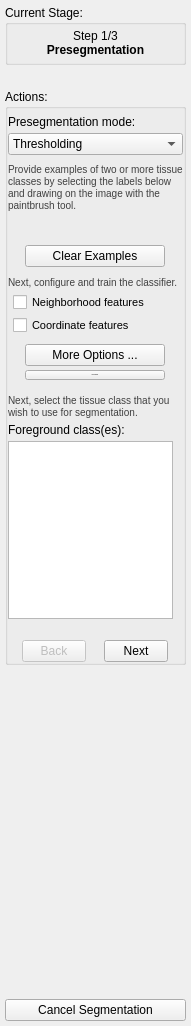
Old version of the form GUI/Qt/Components/SnakeWizardPanel.ui in the repository pyushkevich/itksnap.
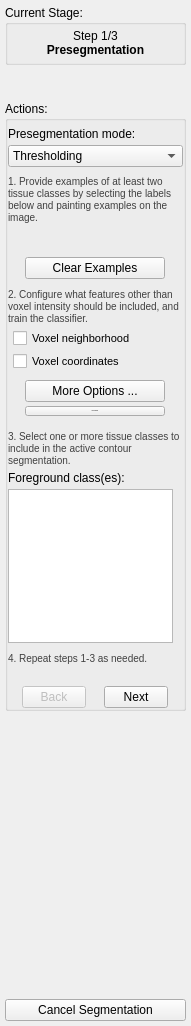
New version of the form. Icons and pictures are not drawn. Custom widgets are drawn as their Qt base class.

Commit message:
Snake wizard and speed dialog text updates; update translations
Numbered steps and clearer feature labels in the snake wizard panel, layout
tweaks in the speed image dialog (and an 'Inculde' typo fix), and updated
de, es, fr, ja, pt_BR and zh_CN translations.

Diff of the .ui file:
```diff
--- a/GUI/Qt/Components/SnakeWizardPanel.ui
+++ b/GUI/Qt/Components/SnakeWizardPanel.ui
@@ -945,7 +945,7 @@
 color: rgb(64, 64, 64)</string>
                 </property>
                 <property name="text">
-                 <string>&lt;html&gt;&lt;head/&gt;&lt;body&gt;&lt;p&gt;Provide examples of two or more tissue classes by selecting the labels below and drawing on the image with the paintbrush tool.&lt;/p&gt;&lt;/body&gt;&lt;/html&gt;</string>
+                 <string>&lt;html&gt;&lt;head/&gt;&lt;body&gt;&lt;p&gt;1. Provide examples of at least two tissue classes by selecting the labels below and painting examples on the image.&lt;/p&gt;&lt;/body&gt;&lt;/html&gt;</string>
                 </property>
                 <property name="wordWrap">
                  <bool>true</bool>
@@ -1078,7 +1078,7 @@
 color: rgb(64, 64, 64)</string>
                 </property>
                 <property name="text">
-                 <string>&lt;html&gt;&lt;head/&gt;&lt;body&gt;&lt;p&gt;Next, configure and train the classifier.&lt;/p&gt;&lt;/body&gt;&lt;/html&gt;</string>
+                 <string>&lt;html&gt;&lt;head/&gt;&lt;body&gt;&lt;p&gt;2. Configure what features other than voxel intensity should be included, and train the classifier.&lt;/p&gt;&lt;/body&gt;&lt;/html&gt;</string>
                 </property>
                 <property name="wordWrap">
                  <bool>true</bool>
@@ -1143,7 +1143,7 @@
                        <string>&lt;html&gt;&lt;head/&gt;&lt;body&gt;&lt;p&gt;&lt;span style=&quot; font-size:12pt;&quot;&gt;Neighboring intensity values around each voxel are included as additional features. Can help you segment images with rich texture or complex patterns, but classification will be slower. Press &quot;More Options&quot; to configure neighborhood size.&lt;/span&gt;&lt;/p&gt;&lt;/body&gt;&lt;/html&gt;</string>
                       </property>
                       <property name="text">
-                       <string>Neighborhood features</string>
+                       <string>Voxel neighborhood</string>
                       </property>
                      </widget>
                     </item>
@@ -1153,7 +1153,7 @@
                        <string>&lt;html&gt;&lt;head/&gt;&lt;body&gt;&lt;p&gt;&lt;span style=&quot; font-size:12pt;&quot;&gt;Allows you to provide geometrical hints to the segmentation, for example avoiding leaking into a certain region. For this to work, you will likely need to paint more examples that usual.&lt;/span&gt;&lt;/p&gt;&lt;/body&gt;&lt;/html&gt;</string>
                       </property>
                       <property name="text">
-                       <string>Coordinate features</string>
+                       <string>Voxel coordinates</string>
                       </property>
                      </widget>
                     </item>
@@ -1308,7 +1308,7 @@
 color: rgb(64, 64, 64)</string>
                 </property>
                 <property name="text">
-                 <string>&lt;html&gt;&lt;head/&gt;&lt;body&gt;&lt;p&gt;Next, select the tissue class that you wish to use for segmentation.&lt;/p&gt;&lt;/body&gt;&lt;/html&gt;</string>
+                 <string>&lt;html&gt;&lt;head/&gt;&lt;body&gt;&lt;p&gt;3. Select one or more tissue classes to include in the active contour segmentation.&lt;/p&gt;&lt;/body&gt;&lt;/html&gt;</string>
                 </property>
                 <property name="wordWrap">
                  <bool>true</bool>
@@ -1350,6 +1350,48 @@
                 </property>
                </widget>
               </item>
+              <item>
+               <spacer name="verticalSpacer_18">
+                <property name="orientation">
+                 <enum>Qt::Orientation::Vertical</enum>
+                </property>
+                <property name="sizeType">
+                 <enum>QSizePolicy::Policy::Fixed</enum>
+                </property>
+                <property name="sizeHint" stdset="0">
+                 <size>
+                  <width>20</width>
+                  <height>5</height>
+                 </size>
+                </property>
+               </spacer>
+              </item>
+              <item>
+               <widget class="QLabel" name="label_38">
+                <property name="sizePolicy">
+                 <sizepolicy hsizetype="Expanding" vsizetype="Preferred">
+                  <horstretch>0</horstretch>
+                  <verstretch>0</verstretch>
+                 </sizepolicy>
+                </property>
+                <property name="minimumSize">
+                 <size>
+                  <width>0</width>
+                  <height>0</height>
+                 </size>
+                </property>
+                <property name="styleSheet">
+                 <string notr="true">font-size:10px;
+color: rgb(64, 64, 64)</string>
+                </property>
+                <property name="text">
+                 <string>&lt;html&gt;&lt;head/&gt;&lt;body&gt;&lt;p&gt;4. Repeat steps 1-3 as needed.&lt;/p&gt;&lt;/body&gt;&lt;/html&gt;</string>
+                </property>
+                <property name="wordWrap">
+                 <bool>true</bool>
+                </property>
+               </widget>
+              </item>
               <item>
                <spacer name="verticalSpacer_16">
                 <property name="orientation">
```
The commit also changes 8 other files.
